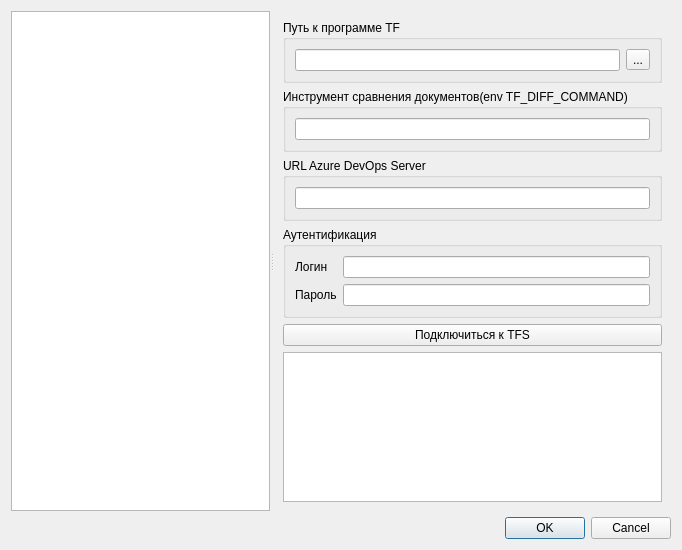
First picture: the form in src/settings/SettingsDialog.ui, repository rnikbond/AppLetTF, before the edit.
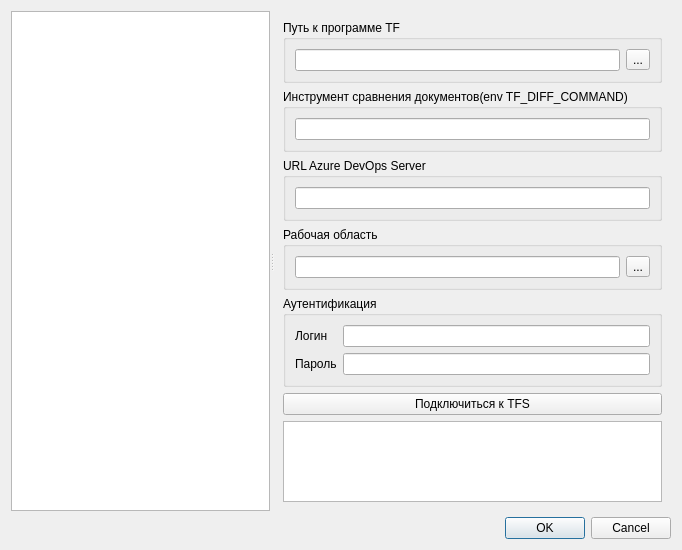
Second picture: the form after the edit. The open tabs and pages were chosen to show the change.

```diff
--- a/src/settings/SettingsDialog.ui
+++ b/src/settings/SettingsDialog.ui
@@ -108,6 +108,25 @@
           </layout>
          </widget>
         </item>
+        <item>
+         <widget class="QGroupBox" name="workspaceGBox">
+          <property name="title">
+           <string>Рабочая область</string>
+          </property>
+          <layout class="QHBoxLayout" name="horizontalLayout_2">
+           <item>
+            <widget class="QLineEdit" name="workspaceEdit"/>
+           </item>
+           <item>
+            <widget class="QToolButton" name="workspaceButton">
+             <property name="text">
+              <string>...</string>
+             </property>
+            </widget>
+           </item>
+          </layout>
+         </widget>
+        </item>
         <item>
          <widget class="QGroupBox" name="authGBox">
           <property name="title">
```
Left out of the diff: 2 changed lines with no effect on the pictures.
